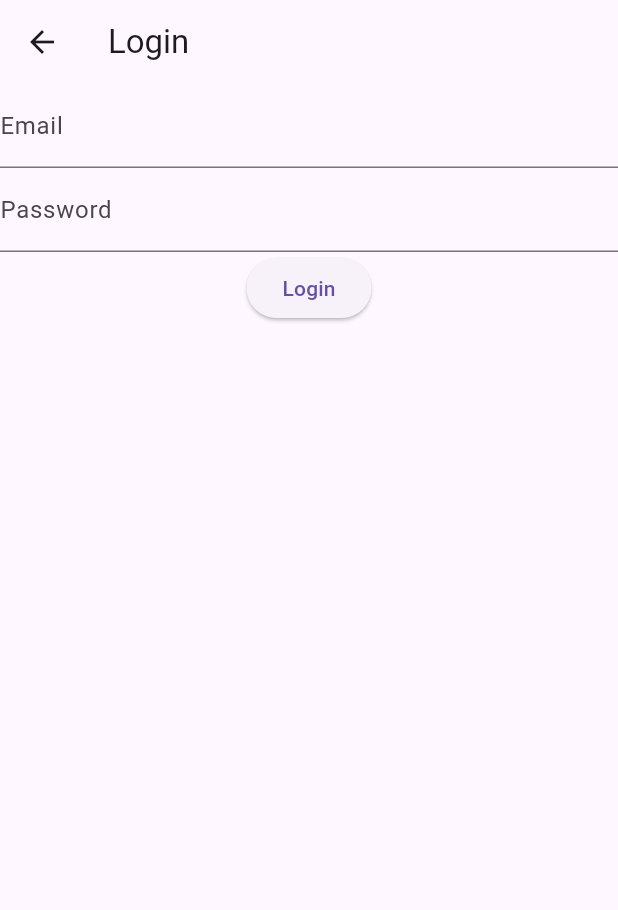
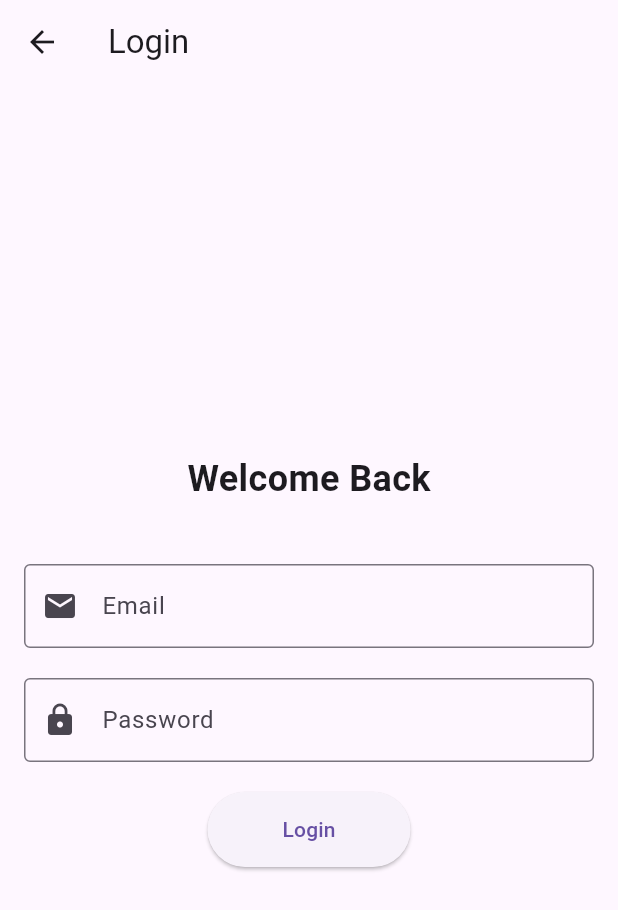
Before and after one commit to offblacc/ParKing, a Flutter app: the screen it shows after launch, after a tap on "Login", on a phone screen of 412 x 824 dp. Shown: the top 910 px of the screen. Run offline on Flutter 3.47's test engine with Material 3 defaults, Android fonts, the phone set to English and light mode, and no system bars; our stand-ins replace firebase_auth, firebase_core; accounts and stored records are empty.

Commit message:
login, register work added message "wrong email or password" on login screen

```diff
--- a/lib/login_screen.dart
+++ b/lib/login_screen.dart
@@ -10,6 +10,7 @@ class _LoginScreenState extends State<LoginScreen> {
   final FirebaseAuth _auth = FirebaseAuth.instance;
   final GlobalKey<FormState> _formKey = GlobalKey<FormState>();
   late String _email, _password;
+  String? _errorMessage;
 
   @override
   Widget build(BuildContext context) {
@@ -17,10 +18,26 @@ class _LoginScreenState extends State<LoginScreen> {
       appBar: AppBar(
         title: Text('Login'),
       ),
-      body: Form(
+      body: Padding(
+        padding: const EdgeInsets.all(16.0),
+        child: Center(
+          child: SingleChildScrollView(
+            child: Form(
               key: _formKey,
               child: Column(
+                mainAxisAlignment: MainAxisAlignment.center,
                 children: [
+                  Text(
+                    'Welcome Back',
+                    style: TextStyle(fontSize: 24, fontWeight: FontWeight.bold),
+                  ),
+                  SizedBox(height: 20),
+                  if (_errorMessage != null)
+                    Text(
+                      _errorMessage!,
+                      style: TextStyle(color: Colors.red, fontSize: 16),
+                    ),
+                  SizedBox(height: 20),
                   TextFormField(
                     validator: (input) {
                       if (input == null || input.isEmpty) {
@@ -29,8 +46,13 @@ class _LoginScreenState extends State<LoginScreen> {
                       return null;
                     },
                     onSaved: (input) => _email = input!,
-              decoration: InputDecoration(labelText: 'Email'),
+                    decoration: InputDecoration(
+                      labelText: 'Email',
+                      border: OutlineInputBorder(),
+                      prefixIcon: Icon(Icons.email),
                     ),
+                  ),
+                  SizedBox(height: 20),
                   TextFormField(
                     validator: (input) {
                       if (input == null || input.length < 6) {
@@ -39,14 +61,28 @@ class _LoginScreenState extends State<LoginScreen> {
                       return null;
                     },
                     onSaved: (input) => _password = input!,
-              decoration: InputDecoration(labelText: 'Password'),
+                    decoration: InputDecoration(
+                      labelText: 'Password',
+                      border: OutlineInputBorder(),
+                      prefixIcon: Icon(Icons.lock),
+                    ),
                     obscureText: true,
                   ),
+                  SizedBox(height: 20),
                   ElevatedButton(
                     onPressed: _login,
                     child: Text('Login'),
+                    style: ElevatedButton.styleFrom(
+                      padding: EdgeInsets.symmetric(horizontal: 50, vertical: 15),
+                      shape: RoundedRectangleBorder(
+                        borderRadius: BorderRadius.circular(30),
+                      ),
+                    ),
                   ),
                 ],
+              ),
+            ),
+          ),
         ),
       ),
     );
@@ -61,6 +97,9 @@ class _LoginScreenState extends State<LoginScreen> {
             email: _email, password: _password);
         Navigator.pushReplacementNamed(context, '/home');
       } catch (e) {
+        setState(() {
+          _errorMessage = 'Wrong email or password';
+        });
         print(e);
         // Handle errors
       }
--- a/pubspec.yaml
+++ b/pubspec.yaml
@@ -35,6 +35,8 @@ dependencies:
   # The following adds the Cupertino Icons font to your application.
   # Use with the CupertinoIcons class for iOS style icons.
   cupertino_icons: ^1.0.6
+  firebase_core: ^2.31.1
+  firebase_auth: ^4.19.6
 
 dev_dependencies:
   flutter_test:
```
Also changed, not shown: lib/register_screen.dart (+36 -4 lines), firebase.json (added), pubspec.lock, 3 other files. Lines whose indentation alone changed are shown as unchanged.
